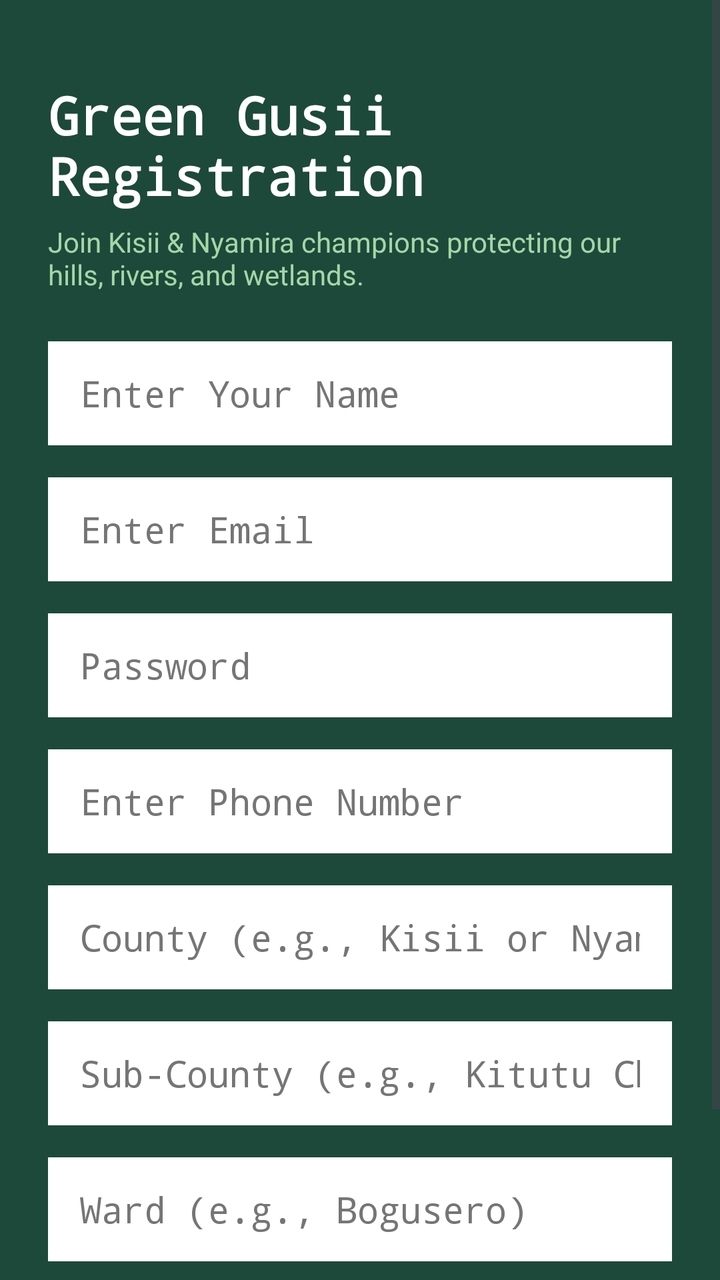
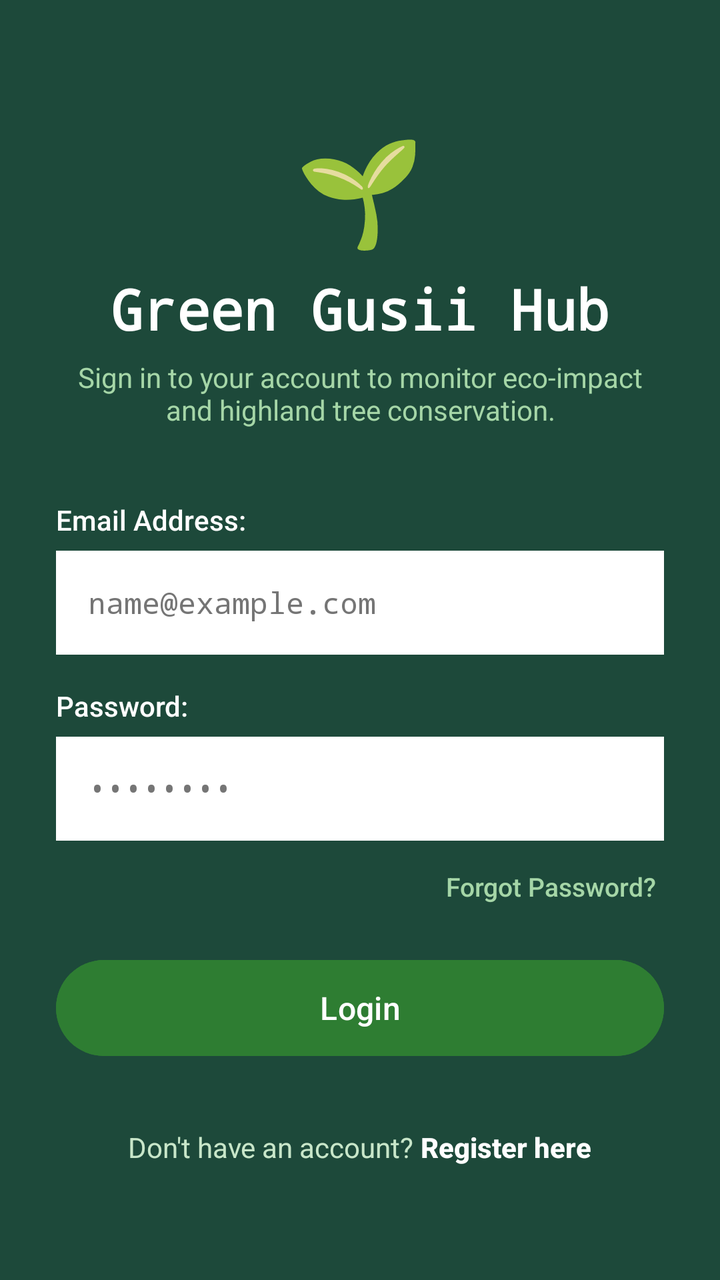

Screens rendered from an Android XML layout before and after an edit, with the pre-edit source and the edit as a unified diff.
<!-- AndroidManifest.xml: application theme Theme.MyApplication -->
<!-- res/layout/activity_main.xml -->
<?xml version="1.0" encoding="utf-8"?>
<ScrollView xmlns:android="http://schemas.android.com/apk/res/android"
    xmlns:app="http://schemas.android.com/apk/res-auto"
    xmlns:tools="http://schemas.android.com/tools"
    android:id="@+id/mainScrollView"
    android:layout_width="match_parent"
    android:layout_height="match_parent"
    android:background="#1D493A"
    android:fillViewport="true"
    tools:context=".MainActivity">

    <androidx.constraintlayout.widget.ConstraintLayout
        android:id="@+id/main"
        android:layout_width="match_parent"
        android:layout_height="wrap_content"
        android:padding="24dp">

        <TextView
            android:id="@+id/formTitle"
            android:layout_width="0dp"
            android:layout_height="wrap_content"
            android:layout_marginTop="16dp"
            android:fontFamily="monospace"
            android:text="Green Gusii Registration"
            android:textColor="#FFFFFF"
            android:textSize="26sp"
            android:textStyle="bold"
            app:layout_constraintEnd_toEndOf="parent"
            app:layout_constraintStart_toStartOf="parent"
            app:layout_constraintTop_toTopOf="parent" />

        <TextView
            android:id="@+id/formSubtitle"
            android:layout_width="0dp"
            android:layout_height="wrap_content"
            android:layout_marginTop="6dp"
            android:fontFamily="sans-serif"
            android:text="Join Kisii &amp; Nyamira champions protecting our hills, rivers, and wetlands."
            android:textColor="#A5D6A7"
            android:textSize="14sp"
            app:layout_constraintEnd_toEndOf="parent"
            app:layout_constraintStart_toStartOf="parent"
            app:layout_constraintTop_toBottomOf="@+id/formTitle" />

        <EditText
            android:id="@+id/nameInput"
            android:layout_width="0dp"
            android:layout_height="52dp"
            android:layout_marginTop="24dp"
            android:autofillHints="name"
            android:background="#FFFFFF"
            android:fontFamily="monospace"
            android:hint="Enter Your Name"
            android:imeOptions="actionNext"
            android:inputType="textPersonName|textCapWords"
            android:paddingHorizontal="16dp"
            android:textColor="#1A1C1E"
            android:textColorHint="#757575"
            app:layout_constraintEnd_toEndOf="parent"
            app:layout_constraintStart_toStartOf="parent"
            app:layout_constraintTop_toBottomOf="@+id/formSubtitle" />

        <EditText
            android:id="@+id/emailInput"
            android:layout_width="0dp"
            android:layout_height="52dp"
            android:layout_marginTop="16dp"
            android:autofillHints="emailAddress"
            android:background="#FFFFFF"
            android:fontFamily="monospace"
            android:hint="Enter Email"
            android:imeOptions="actionNext"
            android:inputType="textEmailAddress"
            android:paddingHorizontal="16dp"
            android:textColor="#1A1C1E"
            android:textColorHint="#757575"
            app:layout_constraintEnd_toEndOf="parent"
            app:layout_constraintStart_toStartOf="parent"
            app:layout_constraintTop_toBottomOf="@+id/nameInput" />

        <EditText
            android:id="@+id/passwordInput"
            android:layout_width="0dp"
            android:layout_height="52dp"
            android:layout_marginTop="16dp"
            android:autofillHints="password"
            android:background="#FFFFFF"
            android:fontFamily="monospace"
            android:hint="Password"
            android:imeOptions="actionNext"
            android:inputType="textPassword"
            android:paddingHorizontal="16dp"
            android:textColor="#1A1C1E"
            android:textColorHint="#757575"
            app:layout_constraintEnd_toEndOf="parent"
            app:layout_constraintStart_toStartOf="parent"
            app:layout_constraintTop_toBottomOf="@+id/emailInput" />

        <EditText
            android:id="@+id/phoneInput"
            android:layout_width="0dp"
            android:layout_height="52dp"
            android:layout_marginTop="16dp"
            android:autofillHints="phone"
            android:background="#FFFFFF"
            android:fontFamily="monospace"
            android:hint="Enter Phone Number"
            android:imeOptions="actionNext"
            android:inputType="phone"
            android:paddingHorizontal="16dp"
            android:textColor="#1A1C1E"
            android:textColorHint="#757575"
            app:layout_constraintEnd_toEndOf="parent"
            app:layout_constraintStart_toStartOf="parent"
            app:layout_constraintTop_toBottomOf="@+id/passwordInput" />

        <EditText
            android:id="@+id/countyInput"
            android:layout_width="0dp"
            android:layout_height="52dp"
            android:layout_marginTop="16dp"
            android:autofillHints="postalAddress"
            android:background="#FFFFFF"
            android:fontFamily="monospace"
            android:hint="County (e.g., Kisii or Nyamira)"
            android:imeOptions="actionNext"
            android:inputType="textCapWords"
            android:paddingHorizontal="16dp"
            android:textColor="#1A1C1E"
            android:textColorHint="#757575"
            app:layout_constraintEnd_toEndOf="parent"
            app:layout_constraintStart_toStartOf="parent"
            app:layout_constraintTop_toBottomOf="@+id/phoneInput" />

        <EditText
            android:id="@+id/subCountyInput"
            android:layout_width="0dp"
            android:layout_height="52dp"
            android:layout_marginTop="16dp"
            android:autofillHints="postalAddress"
            android:background="#FFFFFF"
            android:fontFamily="monospace"
            android:hint="Sub-County (e.g., Kitutu Chache South)"
            android:imeOptions="actionNext"
            android:inputType="textCapWords"
            android:paddingHorizontal="16dp"
            android:textColor="#1A1C1E"
            android:textColorHint="#757575"
            app:layout_constraintEnd_toEndOf="parent"
            app:layout_constraintStart_toStartOf="parent"
            app:layout_constraintTop_toBottomOf="@+id/countyInput" />

        <EditText
            android:id="@+id/wardInput"
            android:layout_width="0dp"
            android:layout_height="52dp"
            android:layout_marginTop="16dp"
            android:autofillHints="postalAddress"
            android:background="#FFFFFF"
            android:fontFamily="monospace"
            android:hint="Ward (e.g., Bogusero)"
            android:imeOptions="actionDone"
            android:inputType="textCapWords"
            android:paddingHorizontal="16dp"
            android:textColor="#1A1C1E"
            android:textColorHint="#757575"
            app:layout_constraintEnd_toEndOf="parent"
            app:layout_constraintStart_toStartOf="parent"
            app:layout_constraintTop_toBottomOf="@+id/subCountyInput" />

        <Button
            android:id="@+id/submitButton"
            android:layout_width="0dp"
            android:layout_height="56dp"
            android:layout_marginTop="28dp"
            android:backgroundTint="#1A1C1E"
            android:fontFamily="sans-serif-medium"
            android:text="Submit"
            android:textAllCaps="false"
            android:textColor="#FFFFFF"
            android:textSize="16sp"
            app:layout_constraintEnd_toEndOf="parent"
            app:layout_constraintStart_toStartOf="parent"
            app:layout_constraintTop_toBottomOf="@+id/wardInput" />

        <LinearLayout
            android:id="@+id/summaryCard"
            android:layout_width="0dp"
            android:layout_height="wrap_content"
            android:layout_marginTop="24dp"
            android:background="#E8F5E9"
            android:orientation="vertical"
            android:padding="20dp"
            android:visibility="gone"
            tools:visibility="visible"
            app:layout_constraintEnd_toEndOf="parent"
            app:layout_constraintStart_toStartOf="parent"
            app:layout_constraintTop_toBottomOf="@+id/submitButton">

            <TextView
                android:id="@+id/welcomeText"
                android:layout_width="match_parent"
                android:layout_height="wrap_content"
                android:fontFamily="serif"
                android:textColor="#1B5E20"
                android:textSize="20sp"
                android:textStyle="bold|italic" />

            <TextView
                android:id="@+id/detailsText"
                android:layout_width="match_parent"
                android:layout_height="wrap_content"
                android:layout_marginTop="12dp"
                android:fontFamily="monospace"
                android:lineSpacingExtra="6dp"
                android:textColor="#1A1C1E"
                android:textSize="14sp"
                android:textStyle="italic" />

            <Button
                android:id="@+id/enterHubButton"
                android:layout_width="match_parent"
                android:layout_height="52dp"
                android:layout_marginTop="16dp"
                android:backgroundTint="#1B5E20"
                android:fontFamily="sans-serif-medium"
                android:text="Enter Green Gusii Hub →"
                android:textAllCaps="false"
                android:textColor="#FFFFFF"
                android:textSize="15sp" />

        </LinearLayout>

    </androidx.constraintlayout.widget.ConstraintLayout>
</ScrollView>
<!-- resources referenced by this layout -->
<resources>
  <style name="Theme.MyApplication" parent="Base.Theme.MyApplication" />
  <style name="Base.Theme.MyApplication" parent="Theme.Material3.DayNight.NoActionBar">
          
          
      </style>
</resources>

<!-- the commit's change to res/layout/activity_main.xml (unified diff, before → after) -->
@@ -9,227 +9,160 @@
     android:fillViewport="true"
     tools:context=".MainActivity">
 
-    <androidx.constraintlayout.widget.ConstraintLayout
+    <LinearLayout
         android:id="@+id/main"
         android:layout_width="match_parent"
         android:layout_height="wrap_content"
-        android:padding="24dp">
+        android:gravity="center_horizontal"
+        android:orientation="vertical"
+        android:padding="28dp">
 
+        
+        <TextView
+            android:layout_width="wrap_content"
+            android:layout_height="wrap_content"
+            android:layout_marginTop="32dp"
+            android:fontFamily="serif"
+            android:text="🌱"
+            android:textSize="52sp" />
+
+        
         <TextView
             android:id="@+id/formTitle"
-            android:layout_width="0dp"
+            android:layout_width="wrap_content"
             android:layout_height="wrap_content"
-            android:layout_marginTop="16dp"
+            android:layout_marginTop="8dp"
             android:fontFamily="monospace"
-            android:text="Green Gusii Registration"
+            android:text="Green Gusii Hub"
             android:textColor="#FFFFFF"
-            android:textSize="26sp"
-            android:textStyle="bold"
-            app:layout_constraintEnd_toEndOf="parent"
-            app:layout_constraintStart_toStartOf="parent"
-            app:layout_constraintTop_toTopOf="parent" />
+            android:textSize="28sp"
+            android:textStyle="bold" />
 
         <TextView
             android:id="@+id/formSubtitle"
-            android:layout_width="0dp"
+            android:layout_width="wrap_content"
             android:layout_height="wrap_content"
             android:layout_marginTop="6dp"
             android:fontFamily="sans-serif"
-            android:text="Join Kisii &amp; Nyamira champions protecting our hills, rivers, and wetlands."
+            android:gravity="center"
+            android:text="Sign in to your account to monitor eco-impact and highland tree conservation."
             android:textColor="#A5D6A7"
-            android:textSize="14sp"
-            app:layout_constraintEnd_toEndOf="parent"
-            app:layout_constraintStart_toStartOf="parent"
-            app:layout_constraintTop_toBottomOf="@+id/formTitle" />
+            android:textSize="14sp" />
 
-        <EditText
-            android:id="@+id/nameInput"
-            android:layout_width="0dp"
-            android:layout_height="52dp"
-            android:layout_marginTop="24dp"
-            android:autofillHints="name"
-            android:background="#FFFFFF"
-            android:fontFamily="monospace"
-            android:hint="Enter Your Name"
-            android:imeOptions="actionNext"
-            android:inputType="textPersonName|textCapWords"
-            android:paddingHorizontal="16dp"
-            android:textColor="#1A1C1E"
-            android:textColorHint="#757575"
-            app:layout_constraintEnd_toEndOf="parent"
-            app:layout_constraintStart_toStartOf="parent"
-            app:layout_constraintTop_toBottomOf="@+id/formSubtitle" />
+        
+        <LinearLayout
+            android:layout_width="match_parent"
+            android:layout_height="wrap_content"
+            android:layout_marginTop="36dp"
+            android:orientation="vertical">
 
-        <EditText
-            android:id="@+id/emailInput"
-            android:layout_width="0dp"
-            android:layout_height="52dp"
-            android:layout_marginTop="16dp"
-            android:autofillHints="emailAddress"
-            android:background="#FFFFFF"
-            android:fontFamily="monospace"
-            android:hint="Enter Email"
-            android:imeOptions="actionNext"
-            android:inputType="textEmailAddress"
-            android:paddingHorizontal="16dp"
-            android:textColor="#1A1C1E"
-            android:textColorHint="#757575"
-            app:layout_constraintEnd_toEndOf="parent"
-            app:layout_constraintStart_toStartOf="parent"
-            app:layout_constraintTop_toBottomOf="@+id/nameInput" />
+            
+            <TextView
+                android:layout_width="wrap_content"
+                android:layout_height="wrap_content"
+                android:fontFamily="sans-serif-medium"
+                android:text="Email Address:"
+                android:textColor="#FFFFFF"
+                android:textSize="14sp" />
 
-        <EditText
-            android:id="@+id/passwordInput"
-            android:layout_width="0dp"
-            android:layout_height="52dp"
-            android:layout_marginTop="16dp"
-            android:autofillHints="password"
-            android:background="#FFFFFF"
-            android:fontFamily="monospace"
-            android:hint="Password"
-            android:imeOptions="actionNext"
-            android:inputType="textPassword"
-            android:paddingHorizontal="16dp"
-            android:textColor="#1A1C1E"
-            android:textColorHint="#757575"
-            app:layout_constraintEnd_toEndOf="parent"
-            app:layout_constraintStart_toStartOf="parent"
-            app:layout_constraintTop_toBottomOf="@+id/emailInput" />
-
-        <EditText
-            android:id="@+id/phoneInput"
-            android:layout_width="0dp"
-            android:layout_height="52dp"
-            android:layout_marginTop="16dp"
-            android:autofillHints="phone"
-            android:background="#FFFFFF"
-            android:fontFamily="monospace"
-            android:hint="Enter Phone Number"
-            android:imeOptions="actionNext"
-            android:inputType="phone"
-            android:paddingHorizontal="16dp"
-            android:textColor="#1A1C1E"
-            android:textColorHint="#757575"
-            app:layout_constraintEnd_toEndOf="parent"
-            app:layout_constraintStart_toStartOf="parent"
-            app:layout_constraintTop_toBottomOf="@+id/passwordInput" />
-
-        <EditText
-            android:id="@+id/countyInput"
-            android:layout_width="0dp"
-            android:layout_height="52dp"
-            android:layout_marginTop="16dp"
-            android:autofillHints="postalAddress"
-            android:background="#FFFFFF"
-            android:fontFamily="monospace"
-            android:hint="County (e.g., Kisii or Nyamira)"
-            android:imeOptions="actionNext"
-            android:inputType="textCapWords"
-            android:paddingHorizontal="16dp"
-            android:textColor="#1A1C1E"
-            android:textColorHint="#757575"
-            app:layout_constraintEnd_toEndOf="parent"
-            app:layout_constraintStart_toStartOf="parent"
-            app:layout_constraintTop_toBottomOf="@+id/phoneInput" />
-
-        <EditText
-            android:id="@+id/subCountyInput"
-            android:layout_width="0dp"
-            android:layout_height="52dp"
-            android:layout_marginTop="16dp"
-            android:autofillHints="postalAddress"
-            android:background="#FFFFFF"
-            android:fontFamily="monospace"
-            android:hint="Sub-County (e.g., Kitutu Chache South)"
-            android:imeOptions="actionNext"
-            android:inputType="textCapWords"
-            android:paddingHorizontal="16dp"
-            android:textColor="#1A1C1E"
-            android:textColorHint="#757575"
-            app:layout_constraintEnd_toEndOf="parent"
-            app:layout_constraintStart_toStartOf="parent"
-            app:layout_constraintTop_toBottomOf="@+id/countyInput" />
-
-        <EditText
-            android:id="@+id/wardInput"
-            android:layout_width="0dp"
-            android:layout_height="52dp"
-            android:layout_marginTop="16dp"
-            android:autofillHints="postalAddress"
-            android:background="#FFFFFF"
-            android:fontFamily="monospace"
-            android:hint="Ward (e.g., Bogusero)"
-            android:imeOptions="actionDone"
-            android:inputType="textCapWords"
-            android:paddingHorizontal="16dp"
-            android:textColor="#1A1C1E"
-            android:textColorHint="#757575"
-            app:layout_constraintEnd_toEndOf="parent"
-            app:layout_constraintStart_toStartOf="parent"
-            app:layout_constraintTop_toBottomOf="@+id/subCountyInput" />
-
-        <Button
-            android:id="@+id/submitButton"
-            android:layout_width="0dp"
-            android:layout_height="56dp"
-            android:layout_marginTop="28dp"
-            android:backgroundTint="#1A1C1E"
-            android:fontFamily="sans-serif-medium"
-            android:text="Submit"
-            android:textAllCaps="false"
-            android:textColor="#FFFFFF"
-            android:textSize="16sp"
-            app:layout_constraintEnd_toEndOf="parent"
-            app:layout_constraintStart_toStartOf="parent"
-            app:layout_constraintTop_toBottomOf="@+id/wardInput" />
-
-        <LinearLayout
-            android:id="@+id/summaryCard"
-            android:layout_width="0dp"
-            android:layout_height="wrap_content"
-            android:layout_marginTop="24dp"
-            android:background="#E8F5E9"
-            android:orientation="vertical"
-            android:padding="20dp"
-            android:visibility="gone"
-            tools:visibility="visible"
-            app:layout_constraintEnd_toEndOf="parent"
-            app:layout_constraintStart_toStartOf="parent"
-            app:layout_constraintTop_toBottomOf="@+id/submitButton">
-
-            <TextView
-                android:id="@+id/welcomeText"
-                android:layout_width="match_parent"
-                android:layout_height="wrap_content"
-                android:fontFamily="serif"
-                android:textColor="#1B5E20"
-                android:textSize="20sp"
-                android:textStyle="bold|italic" />
-
-            <TextView
-                android:id="@+id/detailsText"
-                android:layout_width="match_parent"
-                android:layout_height="wrap_content"
-                android:layout_marginTop="12dp"
-                android:fontFamily="monospace"
-                android:lineSpacingExtra="6dp"
-                android:textColor="#1A1C1E"
-                android:textSize="14sp"
-                android:textStyle="italic" />
-
-            <Button
-                android:id="@+id/enterHubButton"
+            <EditText
+                android:id="@+id/loginEmailInput"
                 android:layout_width="match_parent"
                 android:layout_height="52dp"
+                android:layout_marginTop="6dp"
+                android:autofillHints="emailAddress"
+                android:background="#FFFFFF"
+                android:fontFamily="monospace"
+                android:hint="name@example.com"
+                android:imeOptions="actionNext"
+                android:inputType="textEmailAddress"
+                android:paddingHorizontal="16dp"
+                android:textColor="#1A1C1E"
+                android:textColorHint="#757575"
+                android:textSize="15sp" />
+
+            
+            <TextView
+                android:layout_width="wrap_content"
+                android:layout_height="wrap_content"
                 android:layout_marginTop="16dp"
-                android:backgroundTint="#1B5E20"
                 android:fontFamily="sans-serif-medium"
-                android:text="Enter Green Gusii Hub →"
+                android:text="Password:"
+                android:textColor="#FFFFFF"
+                android:textSize="14sp" />
+
+            <EditText
+                android:id="@+id/loginPasswordInput"
+                android:layout_width="match_parent"
+                android:layout_height="52dp"
+                android:layout_marginTop="6dp"
+                android:autofillHints="password"
+                android:background="#FFFFFF"
+                android:fontFamily="monospace"
+                android:hint="••••••••"
+                android:imeOptions="actionDone"
+                android:inputType="textPassword"
+                android:paddingHorizontal="16dp"
+                android:textColor="#1A1C1E"
+                android:textColorHint="#757575"
+                android:textSize="15sp" />
+
+            
+            <TextView
+                android:id="@+id/forgotPasswordLink"
+                android:layout_width="wrap_content"
+                android:layout_height="wrap_content"
+                android:layout_gravity="end"
+                android:layout_marginTop="10dp"
+                android:fontFamily="sans-serif-medium"
+                android:padding="4dp"
+                android:text="Forgot Password?"
+                android:textColor="#A5D6A7"
+                android:textSize="13sp" />
+
+            
+            <Button
+                android:id="@+id/loginButton"
+                android:layout_width="match_parent"
+                android:layout_height="56dp"
+                android:layout_marginTop="20dp"
+                android:backgroundTint="#2E7D32"
+                android:fontFamily="sans-serif-medium"
+                android:text="Login"
                 android:textAllCaps="false"
                 android:textColor="#FFFFFF"
-                android:textSize="15sp" />
+                android:textSize="16sp" />
 
         </LinearLayout>
 
-    </androidx.constraintlayout.widget.ConstraintLayout>
+        
+        <LinearLayout
+            android:layout_width="wrap_content"
+            android:layout_height="wrap_content"
+            android:layout_marginTop="32dp"
+            android:layout_marginBottom="24dp"
+            android:orientation="horizontal">
+
+            <TextView
+                android:layout_width="wrap_content"
+                android:layout_height="wrap_content"
+                android:fontFamily="sans-serif"
+                android:text="Don't have an account? "
+                android:textColor="#C8E6C9"
+                android:textSize="14sp" />
+
+            <TextView
+                android:id="@+id/registerLink"
+                android:layout_width="wrap_content"
+                android:layout_height="wrap_content"
+                android:fontFamily="sans-serif-medium"
+                android:text="Register here"
+                android:textColor="#FFFFFF"
+                android:textSize="14sp"
+                android:textStyle="bold" />
+
+        </LinearLayout>
+
+    </LinearLayout>
+
 </ScrollView>
